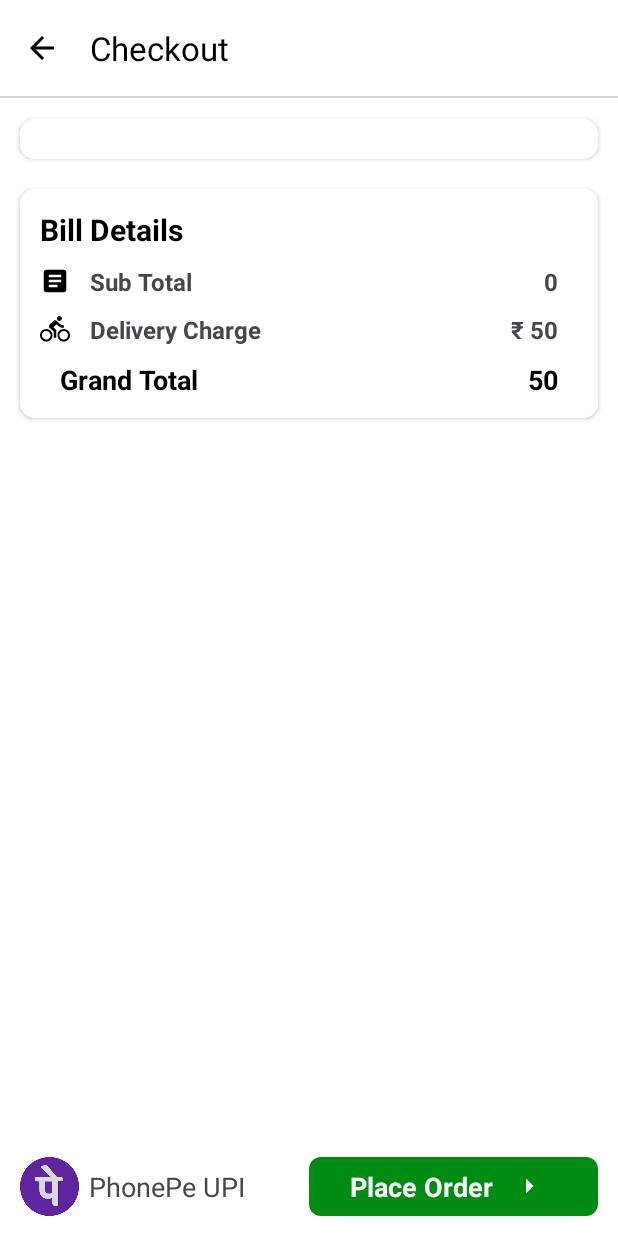
After one commit to Angad-Gupta-2005/Blinkit-Clone, an Android app: the OrderPlaceActivity screen opened directly, with no data from a screen before it, on a phone screen of 412 x 824 dp. The commit adds this screen. Run offline under Robolectric (Android 15) with nearby library versions, the phone set to English and light mode, and no system bars; our stand-ins replace Firebase (no records; nobody signed in at launch, a user with empty details on screens opened directly), Room's generated code, sdp/ssp sizes; pictures from the network do not load.

Commit message:
Place order activity's  functionality is done

```diff
--- a/app/src/main/AndroidManifest.xml
+++ b/app/src/main/AndroidManifest.xml
@@ -12,6 +12,9 @@
         android:supportsRtl="true"
         android:theme="@style/Theme.BinkitClone"
         tools:targetApi="31">
+        <activity
+            android:name=".activity.OrderPlaceActivity"
+            android:exported="false" />
         <activity
             android:name=".activity.UsersMainActivity"
             android:exported="false" />
--- /dev/null
+++ b/app/src/main/java/com/angad/binkitclone/activity/OrderPlaceActivity.kt
@@ -0,0 +1,78 @@
+package com.angad.binkitclone.activity
+
+import android.annotation.SuppressLint
+import android.os.Bundle
+import androidx.activity.enableEdgeToEdge
+import androidx.activity.viewModels
+import androidx.appcompat.app.AppCompatActivity
+import androidx.core.view.ViewCompat
+import androidx.core.view.WindowInsetsCompat
+import com.angad.binkitclone.adapters.AdapterCartProducts
+import com.angad.binkitclone.databinding.ActivityOrderPlaceBinding
+import com.angad.binkitclone.viewmodels.UserViewModel
+
+class OrderPlaceActivity : AppCompatActivity() {
+
+//    Creating an instance of binding
+    private lateinit var binding: ActivityOrderPlaceBinding
+//    Initialised the viewModel
+    private val viewModel: UserViewModel by viewModels()
+//    Creating an instance of adapterCartProduct
+    private lateinit var adapterCartProducts: AdapterCartProducts
+
+    override fun onCreate(savedInstanceState: Bundle?) {
+        super.onCreate(savedInstanceState)
+        enableEdgeToEdge()
+
+        //    Initialised the binding
+        binding = ActivityOrderPlaceBinding.inflate(layoutInflater)
+        setContentView(binding.root)
+        ViewCompat.setOnApplyWindowInsetsListener(binding.main) { v, insets ->
+            val systemBars = insets.getInsets(WindowInsetsCompat.Type.systemBars())
+            v.setPadding(systemBars.left, systemBars.top, systemBars.right, systemBars.bottom)
+            insets
+        }
+
+    //    On back click functionality
+        onBackButtonClicked()
+
+        getAllCartProducts()
+    }
+
+    private fun onBackButtonClicked() {
+        binding.tbOrderFragment.setNavigationOnClickListener {
+            finish()
+        }
+    }
+
+    //    Function that fetch add to cart product's details from the room database
+    @SuppressLint("SetTextI18n")
+    private fun getAllCartProducts() {
+        viewModel.getAll().observe(this){ cartProductList ->
+        //    Initialised the adapter
+            adapterCartProducts = AdapterCartProducts()
+        //    Assign the adapter to the recyclerView
+            binding.rvProductsItems.adapter = adapterCartProducts
+        //    Passing the list of data to the adapter
+            adapterCartProducts.differ.submitList(cartProductList)
+
+        //    Sub total logic
+            var totalPrice = 0
+
+            for (product in cartProductList){
+                val price = product.productPrice?.substring(1)?.toInt()   // remove the ₹ symbol
+                val itemCount = product.productCount!!
+            //    Multiply product price and no of product item
+                totalPrice += (price?.times(itemCount)!!)
+            }
+
+            binding.tvSubTotal.text = totalPrice.toString()
+
+            if (totalPrice < 200){
+                binding.tvDeliveryCharge.text = "₹ 50"
+                totalPrice += 50
+            }
+            binding.tvGrandTotal.text = totalPrice.toString()
+        }
+    }
+}
--- a/app/src/main/java/com/angad/binkitclone/activity/UsersMainActivity.kt
+++ b/app/src/main/java/com/angad/binkitclone/activity/UsersMainActivity.kt
@@ -1,6 +1,7 @@
 package com.angad.binkitclone.activity
 
 import android.annotation.SuppressLint
+import android.content.Intent
 import android.os.Bundle
 import android.util.Log
 import android.view.LayoutInflater
@@ -30,6 +31,7 @@ class UsersMainActivity : AppCompatActivity(), CartListener {
 
     private lateinit var cartProductList: List<CartProducts>
     private lateinit var adapterCartProducts:AdapterCartProducts
+    private lateinit var bsCartProductsBinding: BsCartProductsBinding
 
     override fun onCreate(savedInstanceState: Bundle?) {
         super.onCreate(savedInstanceState)
@@ -45,45 +47,22 @@ class UsersMainActivity : AppCompatActivity(), CartListener {
     //    Calling the function that set status bar color
         setStatusBarColor()
 
+    //    Calling the function that perform the functionality to store the add to cart product
         getAllCartProducts()
     //    Function that set the total item in the cart from sharedPreferences
         getTotalItemCountInCart()
 
+    //    Calling the function that show add to cart product
         onCartClick()
+
+    //    Calling the function that perform the functionality to go on the order place activity
+        onNextButtonClicked()
     }
 
-
-    private fun getAllCartProducts(){
-        viewModel.getAll().observe(this){
-            for (i in it){
-            //    Initialised and storing the cartProductList
-                cartProductList = it
-
-            }
-        }
-    }
-
-    private fun onCartClick() {
-        binding.llItemCart.setOnClickListener {
-            val bsCartProductsBinding = BsCartProductsBinding.inflate(LayoutInflater.from(this))
-
-        //    Creating an object of bottom sheet
-            val bs = BottomSheetDialog(this)
-        //    Passing the view to the bottom sheet
-            bs.setContentView(bsCartProductsBinding.root)
-
-        //    Passing the number of item in the cart
-            bsCartProductsBinding.tvNumberOfProductCount.text = binding.tvNumberOfProductCount.text
-
-        //    Initialised the adapter
-            adapterCartProducts = AdapterCartProducts()
-        //    Initialised the recycler view
-            bsCartProductsBinding.rvProductsItems.adapter = adapterCartProducts
-        //    Passing the list of data to the adapter
-            adapterCartProducts.differ.submitList(cartProductList)
-
-        //    for showing the bottom sheet
-            bs.show()
+    private fun onNextButtonClicked() {
+        binding.btnNext.setOnClickListener {
+            startActivity(Intent(this, OrderPlaceActivity::class.java))
+            Log.d("TAG", "onNextButtonClicked: CLicked")
         }
     }
 
@@ -126,4 +105,51 @@ class UsersMainActivity : AppCompatActivity(), CartListener {
              }
         }
     }
+
+//    Function that show the add to cart product using bottom sheet navigation
+    private fun onCartClick() {
+        binding.llItemCart.setOnClickListener {
+            bsCartProductsBinding = BsCartProductsBinding.inflate(LayoutInflater.from(this))
+
+        //    Creating an object of bottom sheet
+            val bs = BottomSheetDialog(this)
+        //    Passing the view to the bottom sheet
+            bs.setContentView(bsCartProductsBinding.root)
+
+        //    Passing the number of item in the cart
+            bsCartProductsBinding.tvNumberOfProductCount.text = binding.tvNumberOfProductCount.text
+
+        //    On click the next button go to the OrderPlace Activity
+            bsCartProductsBinding.btnNext.setOnClickListener {
+                startActivity(Intent(this, OrderPlaceActivity::class.java))
+            }
+
+        //    Close the bottom sheet when user click second item on itemCart
+            bsCartProductsBinding.llItemCart.setOnClickListener {
+                bs.hide()
+            }
+
+        //    Initialised the adapter
+            adapterCartProducts = AdapterCartProducts()
+        //    Initialised the recycler view
+            bsCartProductsBinding.rvProductsItems.adapter = adapterCartProducts
+        //    Passing the list of data to the adapter
+            adapterCartProducts.differ.submitList(cartProductList)
+
+        //    for showing the bottom sheet
+            bs.show()
+        }
+    }
+
+//    Function that store add to cart product details
+    private fun getAllCartProducts(){
+        viewModel.getAll().observe(this){
+            for (i in it){
+                //    Initialised and storing the cartProductList
+                cartProductList = it
+
+            }
+        }
+    }
+
 }
--- /dev/null
+++ b/app/src/main/res/drawable/baseline_article_24.xml
@@ -0,0 +1,5 @@
+<vector xmlns:android="http://schemas.android.com/apk/res/android" android:autoMirrored="true" android:height="24dp" android:tint="#000000" android:viewportHeight="24" android:viewportWidth="24" android:width="24dp">
+
+    <path android:fillColor="@android:color/white" android:pathData="M19,3L5,3c-1.1,0 -2,0.9 -2,2v14c0,1.1 0.9,2 2,2h14c1.1,0 2,-0.9 2,-2L21,5c0,-1.1 -0.9,-2 -2,-2zM14,17L7,17v-2h7v2zM17,13L7,13v-2h10v2zM17,9L7,9L7,7h10v2z"/>
+
+</vector>
--- /dev/null
+++ b/app/src/main/res/drawable/baseline_directions_bike_24.xml
@@ -0,0 +1,5 @@
+<vector xmlns:android="http://schemas.android.com/apk/res/android" android:autoMirrored="true" android:height="24dp" android:tint="#000000" android:viewportHeight="24" android:viewportWidth="24" android:width="24dp">
+
+    <path android:fillColor="@android:color/white" android:pathData="M15.5,5.5c1.1,0 2,-0.9 2,-2s-0.9,-2 -2,-2 -2,0.9 -2,2 0.9,2 2,2zM5,12c-2.8,0 -5,2.2 -5,5s2.2,5 5,5 5,-2.2 5,-5 -2.2,-5 -5,-5zM5,20.5c-1.9,0 -3.5,-1.6 -3.5,-3.5s1.6,-3.5 3.5,-3.5 3.5,1.6 3.5,3.5 -1.6,3.5 -3.5,3.5zM10.8,10.5l2.4,-2.4 0.8,0.8c1.3,1.3 3,2.1 5.1,2.1L19.1,9c-1.5,0 -2.7,-0.6 -3.6,-1.5l-1.9,-1.9c-0.5,-0.4 -1,-0.6 -1.6,-0.6s-1.1,0.2 -1.4,0.6L7.8,8.4c-0.4,0.4 -0.6,0.9 -0.6,1.4 0,0.6 0.2,1.1 0.6,1.4L11,14v5h2v-6.2l-2.2,-2.3zM19,12c-2.8,0 -5,2.2 -5,5s2.2,5 5,5 5,-2.2 5,-5 -2.2,-5 -5,-5zM19,20.5c-1.9,0 -3.5,-1.6 -3.5,-3.5s1.6,-3.5 3.5,-3.5 3.5,1.6 3.5,3.5 -1.6,3.5 -3.5,3.5z"/>
+
+</vector>
--- /dev/null
+++ b/app/src/main/res/layout/activity_order_place.xml
@@ -0,0 +1,278 @@
+<?xml version="1.0" encoding="utf-8"?>
+<androidx.constraintlayout.widget.ConstraintLayout
+    xmlns:android="http://schemas.android.com/apk/res/android"
+    xmlns:app="http://schemas.android.com/apk/res-auto"
+    xmlns:tools="http://schemas.android.com/tools"
+    android:id="@+id/main"
+    android:background="@color/white"
+    android:layout_width="match_parent"
+    android:layout_height="match_parent"
+    tools:context=".activity.OrderPlaceActivity">
+
+    <androidx.appcompat.widget.Toolbar
+        android:id="@+id/tbOrderFragment"
+        android:layout_width="match_parent"
+        android:layout_height="wrap_content"
+        android:background="@color/white_yellow"
+        app:titleTextColor="@color/black"
+        app:navigationIcon="@drawable/ic_back_arrow"
+        app:layout_constraintStart_toStartOf="parent"
+        app:layout_constraintTop_toTopOf="parent"
+        app:layout_constraintEnd_toEndOf="parent"
+        app:title="Checkout"/>
+
+    <View
+        android:id="@+id/view"
+        android:layout_width="match_parent"
+        android:layout_height="1.3dp"
+        android:background="#D4D4D4"
+        app:layout_constraintStart_toStartOf="parent"
+        app:layout_constraintTop_toBottomOf="@id/tbOrderFragment"
+        app:layout_constraintEnd_toEndOf="parent"/>
+
+    <androidx.cardview.widget.CardView
+        android:id="@+id/cvCartProducts"
+        android:layout_width="match_parent"
+        android:layout_height="wrap_content"
+        android:elevation="0dp"
+        android:padding="6dp"
+        android:layout_margin="8dp"
+        app:cardCornerRadius="10dp"
+        app:cardUseCompatPadding="true"
+        app:layout_constraintStart_toStartOf="parent"
+        app:layout_constraintTop_toBottomOf="@id/view"
+        app:layout_constraintEnd_toEndOf="parent">
+
+        <ScrollView
+            android:layout_width="match_parent"
+            android:layout_height="match_parent"
+            android:background="@color/white">
+
+            <androidx.recyclerview.widget.RecyclerView
+                android:id="@+id/rvProductsItems"
+                android:layout_width="match_parent"
+                android:layout_height="wrap_content"
+                android:layout_margin="13dp"
+                app:layoutManager="androidx.recyclerview.widget.LinearLayoutManager"/>
+        </ScrollView>
+    </androidx.cardview.widget.CardView>
+
+    <androidx.cardview.widget.CardView
+        android:id="@+id/cvBillDetails"
+        android:layout_width="match_parent"
+        android:layout_height="wrap_content"
+        android:elevation="0dp"
+        android:padding="6dp"
+        android:layout_margin="8dp"
+        app:cardCornerRadius="10dp"
+        app:cardUseCompatPadding="true"
+        app:layout_constraintStart_toStartOf="parent"
+        app:layout_constraintTop_toBottomOf="@id/cvCartProducts"
+        app:layout_constraintEnd_toEndOf="parent">
+
+        <androidx.constraintlayout.widget.ConstraintLayout
+            android:layout_width="match_parent"
+            android:layout_height="wrap_content"
+            android:background="@color/white">
+
+            <LinearLayout
+                android:layout_width="match_parent"
+                android:layout_height="wrap_content"
+                android:orientation="vertical"
+                android:padding="13dp"
+                app:layout_constraintStart_toStartOf="parent"
+                app:layout_constraintTop_toTopOf="parent"
+                app:layout_constraintEnd_toEndOf="parent">
+
+                <TextView
+                    android:layout_width="wrap_content"
+                    android:layout_height="wrap_content"
+                    android:text="@string/bill_details"
+                    android:textColor="@color/black"
+                    android:textSize="20sp"
+                    android:textStyle="bold"/>
+
+<!--                For Sub Total       -->
+                <LinearLayout
+                    android:layout_width="match_parent"
+                    android:layout_height="wrap_content"
+                    android:weightSum="1"
+                    android:layout_marginTop="10dp"
+                    android:orientation="horizontal">
+
+                    <ImageView
+                        android:layout_width="20dp"
+                        android:layout_height="20dp"
+                        android:layout_gravity="center_vertical"
+                        android:layout_weight="0"
+                        android:contentDescription="@string/sub_total"
+                        android:src="@drawable/baseline_article_24"/>
+
+                    <TextView
+                        android:layout_width="wrap_content"
+                        android:layout_height="wrap_content"
+                        android:text="@string/sub_total"
+                        android:layout_weight="0.6"
+                        android:layout_marginStart="13dp"
+                        android:textStyle="bold"
+                        android:textSize="16sp"/>
+
+                    <TextView
+                        android:id="@+id/tvSubTotal"
+                        android:layout_width="wrap_content"
+                        android:layout_height="wrap_content"
+                        android:text="@string/_179"
+                        android:layout_weight="0.4"
+                        android:gravity="end"
+                        android:layout_marginEnd="13dp"
+                        android:textStyle="bold"
+                        android:textSize="16sp"/>
+
+                </LinearLayout>
+
+<!--             For Delivery Charge     -->
+                <LinearLayout
+                    android:layout_width="match_parent"
+                    android:layout_height="wrap_content"
+                    android:weightSum="1"
+                    android:layout_marginTop="10dp"
+                    android:orientation="horizontal">
+
+                    <ImageView
+                        android:layout_width="20dp"
+                        android:layout_height="20dp"
+                        android:layout_gravity="center_vertical"
+                        android:layout_weight="0"
+                        android:contentDescription="@string/delivery_charge"
+                        android:src="@drawable/baseline_directions_bike_24"/>
+
+                    <TextView
+                        android:layout_width="wrap_content"
+                        android:layout_height="wrap_content"
+                        android:text="@string/delivery_charge"
+                        android:layout_weight="0.6"
+                        android:layout_marginStart="13dp"
+                        android:textStyle="bold"
+                        android:textSize="16sp"/>
+
+                    <TextView
+                        android:id="@+id/tvDeliveryCharge"
+                        android:layout_width="wrap_content"
+                        android:layout_height="wrap_content"
+                        android:text="@string/free"
+                        android:layout_weight="0.4"
+                        android:gravity="end"
+                        android:layout_marginEnd="13dp"
+                        android:textStyle="bold"
+                        android:textSize="16sp"/>
+
+                </LinearLayout>
+
+<!--                For Grand Total     -->
+                <LinearLayout
+                    android:layout_width="match_parent"
+                    android:layout_height="wrap_content"
+                    android:weightSum="1"
+                    android:layout_marginTop="10dp"
+                    android:orientation="horizontal">
+
+                    <TextView
+                        android:layout_width="wrap_content"
+                        android:layout_height="wrap_content"
+                        android:text="@string/grand_total"
+                        android:layout_weight="0.6"
+                        android:layout_marginStart="13dp"
+                        android:textStyle="bold"
+                        android:textSize="18sp"
+                        android:textColor="@color/black"/>
+
+                    <TextView
+                        android:id="@+id/tvGrandTotal"
+                        android:layout_width="wrap_content"
+                        android:layout_height="wrap_content"
+                        android:text="@string/_179"
+                        android:layout_weight="0.4"
+                        android:gravity="end"
+                        android:layout_marginEnd="13dp"
+                        android:textStyle="bold"
+                        android:textSize="18sp"
+                        android:textColor="@color/black"/>
+
+                </LinearLayout>
+
+            </LinearLayout>
+
+        </androidx.constraintlayout.widget.ConstraintLayout>
+    </androidx.cardview.widget.CardView>
+
+    <LinearLayout
+        android:id="@+id/llCart"
+        android:layout_width="match_parent"
+        android:layout_height="wrap_content"
+        android:background="@drawable/bg_bottom_sheet"
+        android:layout_gravity="bottom|center"
+        android:baselineAligned="false"
+        android:padding="13dp"
+        android:weightSum="1"
+        app:layout_constraintStart_toStartOf="parent"
+        app:layout_constraintEnd_toEndOf="parent"
+        app:layout_constraintBottom_toBottomOf="parent">
+
+        <LinearLayout
+            android:id="@+id/llItemCart"
+            android:layout_width="match_parent"
+            android:layout_height="wrap_content"
+            android:layout_weight="0.5"
+            android:orientation="horizontal"
+            tools:ignore="UseCompoundDrawables">
+
+            <ImageView
+                android:layout_width="@dimen/_30sdp"
+                android:layout_height="@dimen/_30sdp"
+                android:contentDescription="@string/phonepe_upi"
+                android:src="@drawable/phonepay"/>
+
+            <TextView
+                android:layout_width="wrap_content"
+                android:layout_height="wrap_content"
+                android:layout_gravity="center_vertical"
+                android:layout_marginStart="@dimen/_5sdp"
+                android:text="@string/phonepe_upi"
+                android:textSize="18sp"/>
+
+        </LinearLayout>
+
+        <LinearLayout
+            android:id="@+id/btnNext"
+            android:layout_width="match_parent"
+            android:layout_height="match_parent"
+            android:layout_weight="0.5"
+            android:background="@drawable/bg_product_view"
+            android:gravity="center"
+            android:orientation="horizontal">
+
+            <TextView
+                android:id="@+id/tvAdd"
+                android:layout_width="wrap_content"
+                android:layout_height="wrap_content"
+                android:gravity="center"
+                android:text="@string/place_order"
+                android:textColor="#FFFFFF"
+                android:textSize="18sp"
+                android:textStyle="bold"/>
+
+            <ImageButton
+                android:layout_width="wrap_content"
+                android:layout_height="wrap_content"
+                android:layout_gravity="center"
+                android:layout_marginStart="6dp"
+                android:padding="6dp"
+                android:background="@android:color/transparent"
+                android:contentDescription="@string/right_button"
+                android:src="@drawable/ic_arrow_right"/>
+
+        </LinearLayout>
+
+    </LinearLayout>
+
+</androidx.constraintlayout.widget.ConstraintLayout>
--- a/app/src/main/res/layout/activity_users_main.xml
+++ b/app/src/main/res/layout/activity_users_main.xml
@@ -21,7 +21,7 @@
         app:navGraph="@navigation/user_nav_graph" />
 
     <LinearLayout
-        android:visibility="gone"
+        android:visibility="visible"
         android:id="@+id/llCart"
         android:layout_width="match_parent"
         android:layout_height="wrap_content"
--- a/app/src/main/res/layout/bs_cart_products.xml
+++ b/app/src/main/res/layout/bs_cart_products.xml
@@ -1,5 +1,6 @@
 <?xml version="1.0" encoding="utf-8"?>
-<androidx.constraintlayout.widget.ConstraintLayout xmlns:android="http://schemas.android.com/apk/res/android"
+<androidx.constraintlayout.widget.ConstraintLayout
+    xmlns:android="http://schemas.android.com/apk/res/android"
     xmlns:app="http://schemas.android.com/apk/res-auto"
     android:id="@+id/clCartProducts"
     android:layout_width="match_parent"
@@ -22,7 +23,7 @@
             android:layout_gravity="center"
             android:layout_margin="13dp"
             android:layout_marginStart="2.6dp"
-            android:text="Products in the cart"
+            android:text="@string/products_in_the_cart"
             android:textColor="@color/green"
             android:textStyle="bold"
             android:textSize="18sp"/>
@@ -40,6 +41,7 @@
             android:layout_height="wrap_content"
             android:background="@drawable/bg_cart"
             android:layout_gravity="bottom|center"
+            android:baselineAligned="false"
             android:padding="13dp"
             android:weightSum="1"
             app:layout_constraintStart_toStartOf="parent"
@@ -68,7 +70,7 @@
                     android:layout_height="wrap_content"
                     android:layout_gravity="center"
                     android:layout_marginStart="13dp"
-                    android:text="0"
+                    android:text="@string/_0"
                     android:textSize="18sp" />
 
                 <TextView
@@ -76,7 +78,7 @@
                     android:layout_height="wrap_content"
                     android:layout_gravity="center"
                     android:layout_marginStart="2dp"
-                    android:text="ITEM"
+                    android:text="@string/item"
                     android:textSize="18sp"/>
 
                 <ImageButton
@@ -86,7 +88,7 @@
                     android:layout_gravity="center"
                     android:layout_margin="6dp"
                     android:background="@android:color/transparent"
-                    android:contentDescription="Up button"
+                    android:contentDescription="@string/up_button"
                     android:src="@drawable/ic_arrow_up" />
 
             </LinearLayout>
@@ -105,7 +107,7 @@
                     android:layout_width="wrap_content"
                     android:layout_height="wrap_content"
                     android:gravity="center"
-                    android:text="Next"
+                    android:text="@string/next"
                     android:textColor="#FFFFFF"
                     android:textSize="18sp"
                     android:textStyle="bold"/>
@@ -117,7 +119,7 @@
                     android:layout_marginStart="6dp"
                     android:padding="6dp"
                     android:background="@android:color/transparent"
-                    android:contentDescription="Right Button"
+                    android:contentDescription="@string/right_button"
                     android:src="@drawable/ic_arrow_right"/>
 
             </LinearLayout>
--- a/app/src/main/res/values/strings.xml
+++ b/app/src/main/res/values/strings.xml
@@ -35,4 +35,13 @@
     <string name="up_button">Up button</string>
     <string name="next">Next</string>
     <string name="right_button">Right Button</string>
+    <string name="bill_details">Bill Details</string>
+    <string name="sub_total">Sub Total</string>
+    <string name="_179">179</string>
+    <string name="delivery_charge">Delivery Charge</string>
+    <string name="free">Free</string>
+    <string name="grand_total">Grand Total</string>
+    <string name="phonepe_upi">PhonePe UPI</string>
+    <string name="place_order">Place Order</string>
+    <string name="products_in_the_cart">Products in the cart</string>
 </resources>
```
